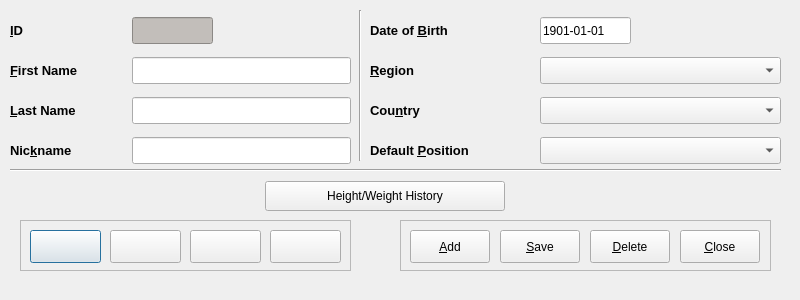
This is code/pyqt/gui/player_entry.ui in soccermetrics/marcotti-desktop as Qt 5 draws it before an edit. The edited form follows.
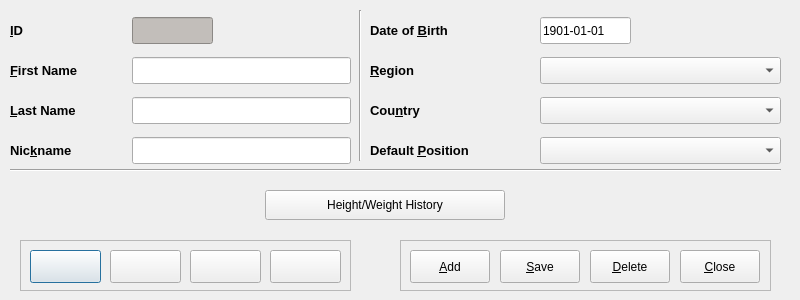
This is the edited form. Icons and pictures are not drawn.

Commit message: Corrections to Players UI layout (Player history button was chopped)

Patch:
```diff
--- a/code/pyqt/gui/player_entry.ui
+++ b/code/pyqt/gui/player_entry.ui
@@ -29,7 +29,7 @@
    <property name="geometry">
     <rect>
      <x>20</x>
-     <y>220</y>
+     <y>240</y>
      <width>331</width>
      <height>51</height>
     </rect>
@@ -483,7 +483,7 @@
    <property name="geometry">
     <rect>
      <x>400</x>
-     <y>220</y>
+     <y>240</y>
      <width>371</width>
      <height>51</height>
     </rect>
@@ -642,13 +642,13 @@
     <enum>Qt::Horizontal</enum>
    </property>
   </widget>
-  <widget class="QWidget" name="">
+  <widget class="QWidget" name="layoutWidget">
    <property name="geometry">
     <rect>
      <x>12</x>
      <y>180</y>
      <width>771</width>
-     <height>32</height>
+     <height>51</height>
     </rect>
    </property>
    <layout class="QHBoxLayout" name="horizontalLayout">
```
The commit also changes 1 other file.
